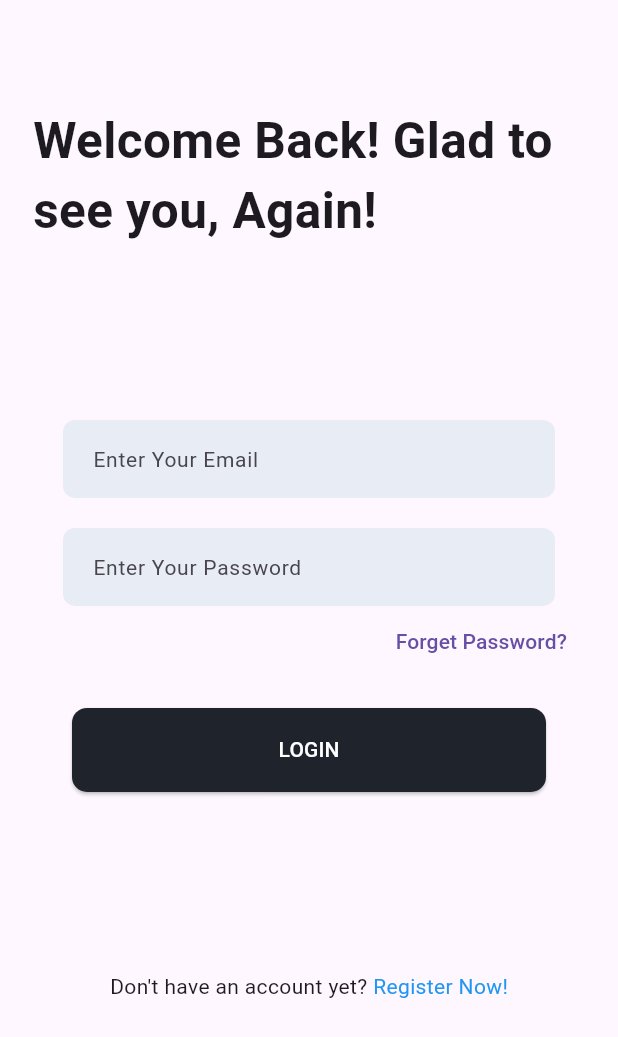
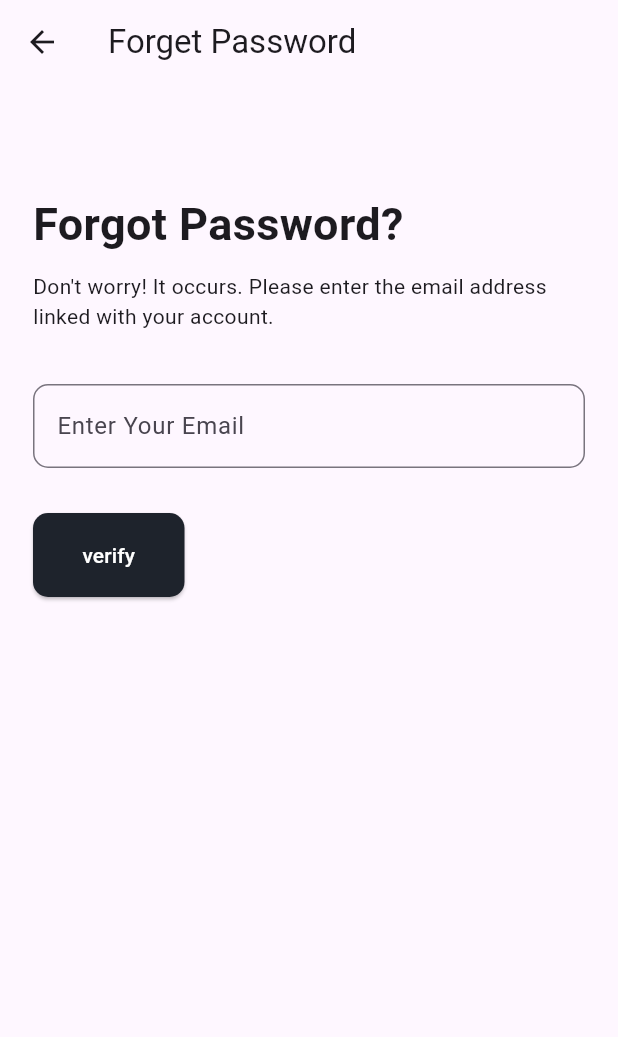
Before and after one commit to adiyuda46/rentV2, a Flutter app: the screen it shows after launch, after a tap on "LOGIN", after a tap on "Forget Password?", on a phone screen of 412 x 824 dp. Shown: the top 1037 px of the screen. Run offline on Flutter 3.47's test engine with Material 3 defaults, Android fonts, the phone set to English and light mode, and no system bars; our stand-ins replace firebase_auth, firebase_core, google_fonts, google_sign_in; accounts and stored records are empty; network calls fail.

Commit message:
forget password

```diff
--- a/lib/main.dart
+++ b/lib/main.dart
@@ -1,10 +1,14 @@
 import 'package:firebase_auth/firebase_auth.dart';
 import 'package:firebase_auth_demo/firebase_options.dart';
+import 'package:firebase_auth_demo/screens/ForgetPassword.dart';
+import 'package:firebase_auth_demo/screens/createNewPass.dart';
 import 'package:firebase_auth_demo/screens/detailItem.dart';
+import 'package:firebase_auth_demo/screens/home.dart';
 import 'package:firebase_auth_demo/screens/home_screen.dart';
 import 'package:firebase_auth_demo/screens/listItem.dart';
 import 'package:firebase_auth_demo/screens/login_email_password_screen.dart';
 import 'package:firebase_auth_demo/screens/login_screen.dart';
+import 'package:firebase_auth_demo/screens/passwordChange.dart';
 import 'package:firebase_auth_demo/screens/phone_screen.dart';
 import 'package:firebase_auth_demo/screens/signup_email_password_screen.dart';
 import 'package:firebase_auth_demo/screens/splash.dart';
@@ -56,6 +60,10 @@ class MyApp extends StatelessWidget {
           '/ListItem': (context) => ListItem(),
           '/DetailItem':(context) => DetailItem(),
           '/MyBottomNavigationBar' :(context) => MyBottomNavigationBar(),
+          '/ForgetPass' :(context) => ForgetPass(),
+          '/CreateNewPass':(context) => CreateNewPass(),
+          '/PasswordChange':(context) => PasswordChange(),
+          '/homePage' :(context) => Welcome()
         },
       ),
     );
--- /dev/null
+++ b/lib/screens/ForgetPassword.dart
@@ -0,0 +1,60 @@
+import 'package:firebase_auth_demo/shared/theme.dart';
+import 'package:flutter/material.dart';
+
+class ForgetPass extends StatelessWidget {
+  const ForgetPass({super.key});
+
+  @override
+  Widget build(BuildContext context) {
+    return Scaffold(
+      appBar: AppBar(title: Text("Forget Password")
+      ,),
+    body: Padding(
+        padding: const EdgeInsets.all(22.0),
+        child: Column(
+          children: [
+            SizedBox(height: 50,),
+            Align(
+              alignment: Alignment.centerLeft,
+              child: Container(
+                child: Text("Forgot Password?",style: TextStyle(fontSize: 30,fontWeight: bold),),
+              ),
+            ),
+            SizedBox(height: 10,),
+            Container(
+              child: Text(
+                  "Don't worry! It occurs. Please enter the email address linked with your account."),
+            ),
+            SizedBox(height: 35,),
+            TextField(
+              decoration: InputDecoration(
+                  hintText: "Enter Your Email",
+                  border: OutlineInputBorder(
+                      borderRadius: BorderRadius.circular(10))),
+            ),
+            SizedBox(height: 30,),
+            Align(
+              alignment: Alignment.centerLeft,
+              child: ElevatedButton(
+                onPressed: () {
+                  Navigator.pushNamed(context,'/CreateNewPass');// ke create new pastex
+                },
+                child: Text(
+                  "verify",
+                  style: TextStyle(color: Colors.white),
+                ),
+                style: ElevatedButton.styleFrom(
+                  backgroundColor: PrimerBlackColor,
+                  fixedSize: Size(101, 56),
+                  shape: RoundedRectangleBorder(
+                    borderRadius: BorderRadius.circular(10),
+                  ),
+                ),
+              ),
+            )
+          ],
+        ),
+      ),
+    );
+  }
+}
--- a/lib/screens/login_email_password_screen.dart
+++ b/lib/screens/login_email_password_screen.dart
@@ -60,7 +60,7 @@ class _EmailPasswordLoginState extends State<EmailPasswordLogin> {
                     onPressed: () {
                       Navigator.pushNamed(context, '/ForgetPass');
                     },
-                    child: Text("Forget Password?"),
+                    child: Text("Forget Password?",style: TextStyle(color: Colors.black),),
                   ),
                 ),
               const SizedBox(height: 20),
```
Also changed, not shown: lib/screens/createNewPass.dart (added, +32 -0 lines), lib/screens/passwordChange.dart (added, +34 -0 lines), lib/widgets/primaryButton.dart (added, +27 -0 lines).
